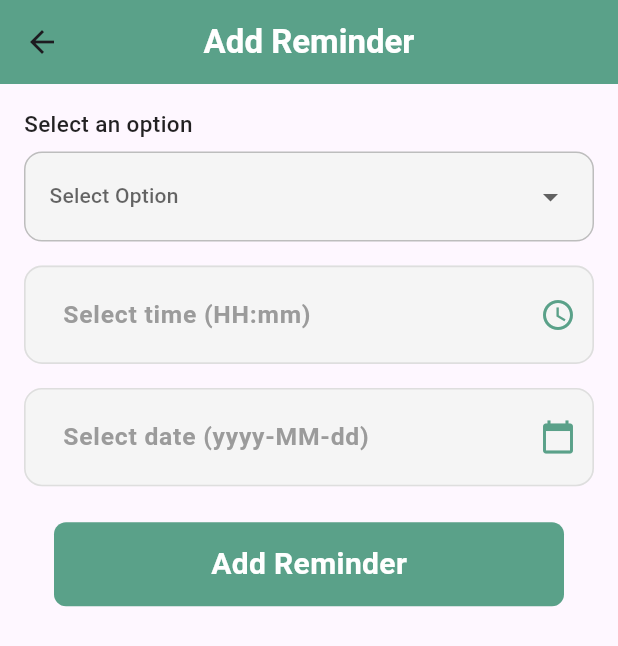
After one commit to ahmedintakhab/GDM-App, a Flutter app: the AddReminders screen opened directly, on a phone screen of 412 x 824 dp. The commit adds this screen. Shown: the top 646 px of the screen. Run offline on Flutter 3.47's test engine with Material 3 defaults, Android fonts, the phone set to English and light mode, and no system bars; drawn by our look-alikes of dropdown_button2; our stand-ins replace cloud_firestore, firebase_auth, firebase_core, fl_chart, flutter_screenutil, fluttertoast and 4 more; accounts and stored records are empty; Roboto replaces fonts that are missing (Gilroy).

Commit message:
Add Reminders screen

```diff
--- a/lib/Register/pregnancy_register_screen.dart
+++ b/lib/Register/pregnancy_register_screen.dart
@@ -4,7 +4,6 @@ import 'package:gdm_app/Register/Diabetes_type_screen.dart';
 import '../widgets/custom_button.dart';
 import '../widgets/custom_text_form_field.dart';
 import '../widgets/dropdown_widget.dart';
-import '../widgets/intl_phone_field.dart';
 
 class PregnancyRegistrationScreen extends StatefulWidget {
   final String selectedOption;
@@ -126,7 +125,10 @@ class _PregnancyRegistrationScreenState extends State<PregnancyRegistrationScree
                   },
                   showDiabetesTestDate: _showDiabetesTestDate,
                   diabetesTestDateController: _diabetesTestDateController,
+                  items: ['Yes', 'No', 'Not Sure'], // Pass the items
+                  label: 'Did you have a test for diabetes during this pregnancy?', // Pass the label
                 ),
+
 
                 SizedBox(height: 16.h),
                 CustomTextFormField(
--- /dev/null
+++ b/lib/reminder/add_reminders_screen.dart
@@ -0,0 +1,237 @@
+import 'package:flutter/material.dart';
+import 'package:dropdown_button2/dropdown_button2.dart';
+
+import '../widgets/custom_button.dart';
+import '../widgets/custom_text_form_field.dart';
+
+class AddReminders extends StatefulWidget {
+  @override
+  _AddRemindersState createState() => _AddRemindersState();
+}
+
+class _AddRemindersState extends State<AddReminders> {
+  final TextEditingController _timeController = TextEditingController();
+  final TextEditingController _dateController = TextEditingController();
+  String? _selectedDropdownValue; // NEW: For storing dropdown value
+  bool _showDiabetesTestDate = false;
+
+  Future<void> _selectDate(BuildContext context) async {
+    final DateTime? picked = await showDatePicker(
+      context: context,
+      initialDate: DateTime.now(),
+      firstDate: DateTime(1900),
+      lastDate: DateTime.now(),
+    );
+    if (picked != null) {
+      setState(() {
+        _dateController.text = "${picked.toLocal()}".split(' ')[0];
+      });
+    }
+  }
+
+  Future<void> _selectTime() async {
+    // Show the time picker
+    final TimeOfDay? pickedTime = await showTimePicker(
+      context: context,
+      initialTime: TimeOfDay.now(), // Set the initial time to the current time
+    );
+
+    // If the user selects a time, update the text field
+    if (pickedTime != null) {
+      setState(() {
+        // Format the time as HH:mm
+        final hour = pickedTime.hour.toString().padLeft(2, '0');
+        final minute = pickedTime.minute.toString().padLeft(2, '0');
+        _timeController.text = '$hour:$minute';
+      });
+    }
+  }
+
+  @override
+  Widget build(BuildContext context) {
+    return Scaffold(
+      appBar: AppBar(
+        centerTitle: true,
+        backgroundColor: Color(0XFF5AA189),
+        title: Text('Add Reminder', style: TextStyle(color: Colors.white, fontWeight: FontWeight.bold),),
+      ),
+      body: SingleChildScrollView(
+        padding: const EdgeInsets.all(16.0),
+        child: Column(
+          children: [
+            // Dropdown Widget
+            DropdownWidget(
+              onChanged: (value) {
+                setState(() {
+                  _selectedDropdownValue = value; // Save selected value here
+
+                });
+              },
+              showDiabetesTestDate: false,
+              diabetesTestDateController: TextEditingController(),
+              items: [
+                'Glucose Reading',
+                'Log Calories',
+                'Weight Check',
+                'Step Count',
+                'GDM Facts'
+              ],
+              label: 'Select an option',
+            ),
+            SizedBox(height: 16),
+
+            // Time Picker Text Field
+            CustomTextFormField(
+              controller: _timeController,
+              hintText: 'Select time (HH:mm)',
+              validator: (value) =>
+              value?.isEmpty ?? true ? 'Please select time' : null,
+              suffixIcon: IconButton(
+                icon: Icon(Icons.access_time),
+                color: Color(0XFF5AA189),
+                onPressed: _selectTime, // Open the time picker when the icon is clicked
+              ),
+            ),
+            SizedBox(height: 16),
+
+            // Date Picker Text Field
+            CustomTextFormField(
+              controller: _dateController,
+              hintText: 'Select date (yyyy-MM-dd)',
+              suffixIcon: IconButton(
+                icon: Icon(Icons.calendar_today),
+                color: Color(0XFF5AA189),
+                onPressed: () => _selectDate(context),
+              ),
+              validator: (value) =>
+              value?.isEmpty ?? true ? 'Please select date' : null,
+            ),
+            SizedBox(height: 24),
+
+            // Set Reminder Button
+            CustomButton(
+              onTap: () {
+                // Handle the "Set Reminder" button tap
+                if (_timeController.text.isEmpty || _dateController.text.isEmpty) {
+                  ScaffoldMessenger.of(context).showSnackBar(
+                    SnackBar(content: Text('Please select both time and date')),
+                  );
+                } else {
+                  // Add your logic to set the reminder
+                  print('Reminder add for ${_dateController.text} at ${_timeController.text}');
+                }
+              },
+              buttonText: 'Add Reminder',
+            ),
+          ],
+        ),
+      ),
+    );
+  }
+}
+
+// Custom Dropdown Widget
+class DropdownWidget extends StatefulWidget {
+  final Function(String?) onChanged;
+  final bool showDiabetesTestDate;
+  final TextEditingController diabetesTestDateController;
+  final List<String> items;
+  final String label;
+
+  const DropdownWidget({
+    Key? key,
+    required this.onChanged,
+    required this.showDiabetesTestDate,
+    required this.diabetesTestDateController,
+    required this.items,
+    required this.label,
+  }) : super(key: key);
+
+  @override
+  _DropdownWidgetState createState() => _DropdownWidgetState();
+}
+
+class _DropdownWidgetState extends State<DropdownWidget> {
+  String? selectedValue;
+
+  @override
+  Widget build(BuildContext context) {
+    return Column(
+      crossAxisAlignment: CrossAxisAlignment.start,
+      children: [
+        Text(
+          widget.label,
+          style: TextStyle(
+            fontSize: 15,
+            fontWeight: FontWeight.w500,
+            color: Colors.black87,
+          ),
+        ),
+        SizedBox(height: 8),
+        DropdownButtonHideUnderline(
+          child: DropdownButton2<String>(
+            isExpanded: true,
+            hint: Text(
+              'Select Option',
+              style: TextStyle(
+                fontSize: 14,
+                color: Theme.of(context).hintColor,
+              ),
+            ),
+            items: widget.items
+                .map((String item) => DropdownMenuItem<String>(
+              value: item,
+              child: Text(
+                item,
+                style: TextStyle(
+                  fontSize: 14,
+                ),
+              ),
+            ))
+                .toList(),
+            value: selectedValue,
+            onChanged: (String? value) {
+              setState(() {
+                selectedValue = value;
+              });
+              widget.onChanged(value);
+            },
+            buttonStyleData: ButtonStyleData(
+              padding: EdgeInsets.symmetric(horizontal: 16),
+              height: 60,
+              width: double.infinity,
+              decoration: BoxDecoration(
+                borderRadius: BorderRadius.circular(12),
+                border: Border.all(
+                  color: Colors.grey.shade400,
+                  width: 1,
+                ),
+                color: const Color(0xFFF5F5F5),
+              ),
+            ),
+            menuItemStyleData: const MenuItemStyleData(
+              height: 40,
+            ),
+            dropdownStyleData: DropdownStyleData(
+              decoration: BoxDecoration(
+                borderRadius: BorderRadius.circular(12),
+                border: Border.all(
+                  color: Colors.grey.shade300,
+                ),
+              ),
+            ),
+          ),
+        ),
+        if (widget.showDiabetesTestDate) ...[
+          SizedBox(height: 16),
+          CustomTextFormField(
+            controller: widget.diabetesTestDateController,
+            hintText: 'When was the diabetes test done?',
+            validator: (value) =>
+            value?.isEmpty ?? true ? 'Please enter test date' : null,
+          ),
+        ],
+      ],
+    );
+  }
+}
--- a/lib/widgets/dropdown_widget.dart
+++ b/lib/widgets/dropdown_widget.dart
@@ -6,13 +6,17 @@ import 'custom_text_form_field.dart';
 class DropdownWidget extends StatefulWidget {
   final Function(String?) onChanged;
   final bool showDiabetesTestDate;
-  final TextEditingController diabetesTestDateController;
+  final TextEditingController diabetesTestDateController; // Non-nullable
+  final List<String> items; // List of dropdown items
+  final String label; // Label for the dropdown
 
   const DropdownWidget({
     Key? key,
     required this.onChanged,
     required this.showDiabetesTestDate,
-    required this.diabetesTestDateController,
+    required this.diabetesTestDateController, // Non-nullable
+    required this.items,
+    required this.label,
   }) : super(key: key);
 
   @override
@@ -20,7 +24,6 @@ class DropdownWidget extends StatefulWidget {
 }
 
 class _DropdownWidgetState extends State<DropdownWidget> {
-  final List<String> items = ['Yes', 'No', 'Not Sure'];
   String? selectedValue;
 
   @override
@@ -29,7 +32,7 @@ class _DropdownWidgetState extends State<DropdownWidget> {
       crossAxisAlignment: CrossAxisAlignment.start,
       children: [
         Text(
-          'Did you have a test for diabetes during this pregnancy?',
+          widget.label, // Use the label passed from the parent
           style: TextStyle(
             fontSize: 15,
             fontWeight: FontWeight.w500,
@@ -47,7 +50,7 @@ class _DropdownWidgetState extends State<DropdownWidget> {
                 color: Theme.of(context).hintColor,
               ),
             ),
-            items: items
+            items: widget.items
                 .map((String item) => DropdownMenuItem<String>(
               value: item,
               child: Text(
@@ -72,9 +75,9 @@ class _DropdownWidgetState extends State<DropdownWidget> {
               decoration: BoxDecoration(
                 borderRadius: BorderRadius.circular(12), // Rounded corners
                 border: Border.all(
-                  color: Colors.grey.shade400, // Border color
-                  width: 1, // Border width
+                  color:  Color(0XFFDEDEDE), width: 1 // Border width
                 ),
+                color: const Color(0xFFF5F5F5), // Filled color for dropdown
               ),
             ),
             menuItemStyleData: const MenuItemStyleData(
@@ -89,12 +92,14 @@ class _DropdownWidgetState extends State<DropdownWidget> {
               ),
             ),
           ),
-        ),        if (widget.showDiabetesTestDate) ...[
+        ),
+        if (widget.showDiabetesTestDate) ...[
           SizedBox(height: 16),
           CustomTextFormField(
             controller: widget.diabetesTestDateController,
-              hintText: 'When was the diabetes test done?',
-            validator: (value) => value?.isEmpty ?? true ? 'Please enter test date' : null,
+            hintText: 'When was the diabetes test done?',
+            validator: (value) =>
+            value?.isEmpty ?? true ? 'Please enter test date' : null,
           ),
         ],
       ],
```
Also changed, not shown: lib/Home/User_profile_screen.dart (+11 -1 lines), lib/Register/selection_screen.dart (+38 -1 lines).
